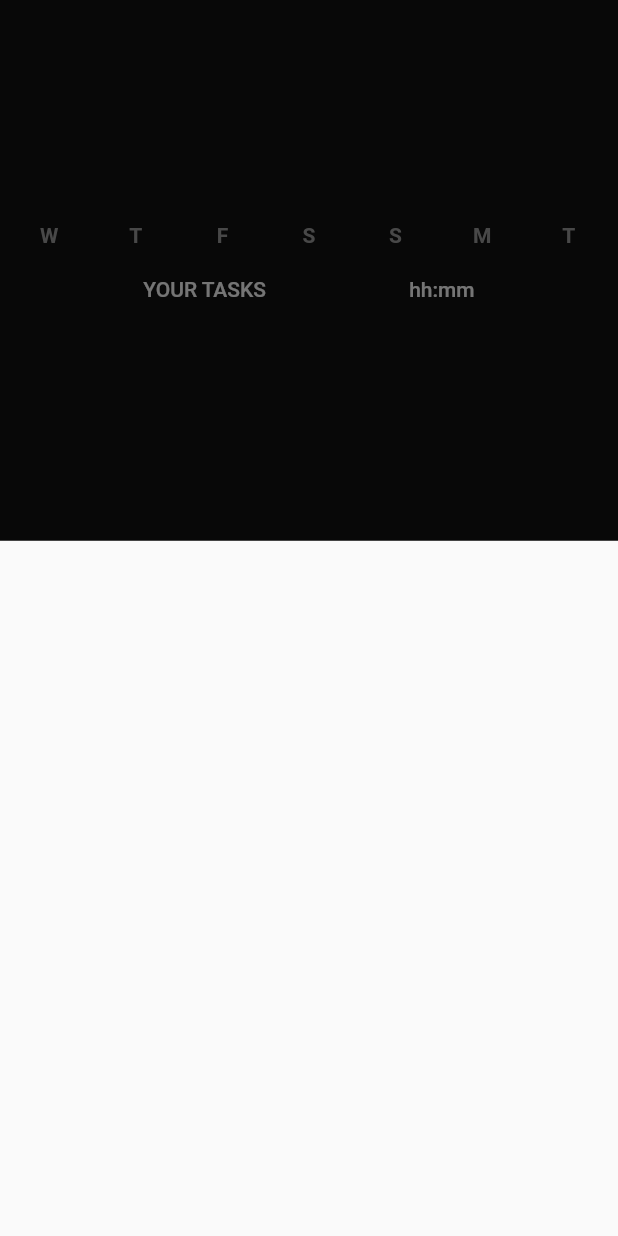
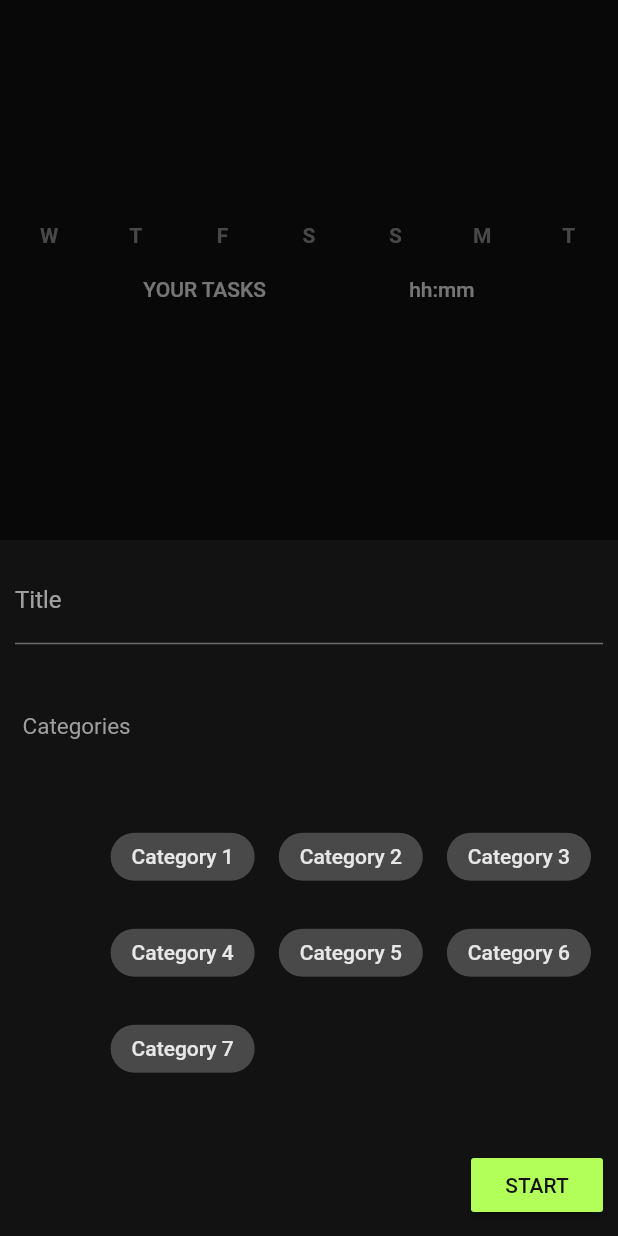
Before and after one commit to aaryak-shah/task_flow, a Flutter app: the TasksScreen screen opened directly, after a tap on the "add" icon, on a phone screen of 412 x 824 dp. Run offline on Flutter 3.47's test engine with Material 2 defaults, Android fonts, the phone set to English and light mode, and no system bars; drawn by our look-alikes of fl_chart; statements that could not run were skipped.

Commit message:
Added new task modal sheet

```diff
--- a/lib/main.dart
+++ b/lib/main.dart
@@ -17,6 +17,7 @@ class MyApp extends StatelessWidget {
       child: MaterialApp(
         title: 'Task Flow',
         theme: ThemeData(
+          brightness: Brightness.dark,
           primaryColor: Color(0xFF121212),
           accentColor: Colors.lightGreenAccent,
           appBarTheme: AppBarTheme(
--- a/lib/providers/tasks.dart
+++ b/lib/providers/tasks.dart
@@ -13,7 +13,7 @@ class Tasks with ChangeNotifier {
       isRunning: false,
       isPaused: true,
       latestPause: DateTime(2020, 7, 13, 10, 0, 0),
-      end: DateTime(2020, 7, 14, 10, 0, 0),
+      end: DateTime(2020, 7, 13, 10, 0, 0),
     ),
     Task(
       id: 't2',
--- a/lib/screens/tasks_screen.dart
+++ b/lib/screens/tasks_screen.dart
@@ -2,6 +2,7 @@ import 'package:flutter/material.dart';
 import 'package:provider/provider.dart';
 
 import '../widgets/chart.dart';
+import '../widgets/new_task.dart';
 import '../providers/tasks.dart';
 
 class TasksScreen extends StatefulWidget {
@@ -16,7 +17,7 @@ void showNewTaskForm(BuildContext context) {
       builder: (_) {
         return GestureDetector(
           onTap: () {},
-          child: Container(),
+          child: NewTask(),
           behavior: HitTestBehavior.opaque,
         );
       });
@@ -55,7 +56,8 @@ class _TasksScreenState extends State<TasksScreen> {
         ),
         backgroundColor: Color(0xFF252525),
         foregroundColor: Theme.of(context).accentColor,
-          onPressed: () => showNewTaskForm(context)),
+        onPressed: () => showNewTaskForm(context),
+      ),
     );
   }
 }
--- /dev/null
+++ b/lib/widgets/category_chip.dart
@@ -0,0 +1,55 @@
+import 'package:flutter/material.dart';
+
+class CategoryChips extends StatefulWidget {
+  final Function(List<String>) onSelectionChanged;
+  const CategoryChips(this.onSelectionChanged);
+
+  @override
+  _CategoryChipsState createState() => _CategoryChipsState();
+}
+
+class _CategoryChipsState extends State<CategoryChips> {
+  List<String> selectedChoices = List();
+
+  final List<String> categories = [
+    'Category 1',
+    'Category 2',
+    'Category 3',
+    'Category 4',
+    'Category 5',
+    'Category 6',
+    'Category 7'
+  ];
+
+  _buildChoiceList() {
+    List<Widget> choices = List();
+    categories.forEach((item) {
+      choices.add(Padding(
+        padding: const EdgeInsets.all(8.0),
+        child: ChoiceChip(
+          selectedColor: Theme.of(context).accentColor,
+          padding: EdgeInsets.all(6),
+          label: Text(item),
+          selected: selectedChoices.contains(item),
+          onSelected: (selected) {
+            setState(() {
+              selectedChoices.contains(item)
+                  ? selectedChoices.remove(item)
+                  : selectedChoices.add(item);
+              widget.onSelectionChanged(selectedChoices);
+            });
+          },
+        ),
+      ));
+    });
+    return choices;
+  }
+
+  @override
+  Widget build(BuildContext context) {
+    return Wrap(
+      alignment: WrapAlignment.spaceBetween,
+      children: _buildChoiceList(),
+    );
+  }
+}
--- a/lib/widgets/chart.dart
+++ b/lib/widgets/chart.dart
@@ -4,7 +4,6 @@ import 'package:intl/intl.dart';
 import 'package:provider/provider.dart';
 
 import '../providers/tasks.dart';
-
 
 class Chart extends StatefulWidget {
   @override
@@ -31,8 +30,8 @@ class ChartState extends State<Chart> {
       return {'day': index, 'time': total};
     }).reversed.toList();
 
-    final Duration totalTime = weekTasks
-        .fold(Duration(), (previousSum, day) => previousSum + day['time']);
+    final Duration totalTime = weekTasks.fold(
+        Duration(), (previousSum, day) => previousSum + day['time']);
 
     return AspectRatio(
       aspectRatio: 2.5,
--- a/lib/widgets/new_task.dart
+++ b/lib/widgets/new_task.dart
@@ -0,0 +1,73 @@
+import 'package:flutter/material.dart';
+import 'package:provider/provider.dart';
+
+import '../providers/tasks.dart';
+import './category_chip.dart';
+
+class NewTask extends StatefulWidget {
+  @override
+  _NewTaskState createState() => _NewTaskState();
+}
+
+class _NewTaskState extends State<NewTask> {
+  List<String> _selectedCategories = [];
+  final _formKey = GlobalKey<FormState>();
+  final _titleController = TextEditingController();
+
+  @override
+  Widget build(BuildContext context) {
+    return Container(
+      color: Theme.of(context).primaryColor,
+      padding: const EdgeInsets.all(10),
+      child: Form(
+        key: _formKey,
+        child: Column(
+          mainAxisAlignment: MainAxisAlignment.spaceBetween,
+          crossAxisAlignment: CrossAxisAlignment.end,
+          children: <Widget>[
+            TextFormField(
+              controller: _titleController,
+              decoration: InputDecoration(
+                labelText: 'Title',
+              ),
+            ),
+            Container(
+              height: 20,
+              margin: EdgeInsets.symmetric(vertical: 10, horizontal: 5),
+              child: Row(
+                children: <Widget>[
+                  Text(
+                    'Categories',
+                    style: TextStyle(
+                      color: Colors.grey,
+                      fontSize: 15,
+                    ),
+                  ),
+                ],
+              ),
+            ),
+            CategoryChips(
+              (selectedList) {
+                setState(() {
+                  _selectedCategories = selectedList;
+                });
+              },
+            ),
+            RaisedButton(
+              child: Text('START'),
+              color: Theme.of(context).accentColor,
+              textColor: Theme.of(context).primaryColor,
+              onPressed: () {
+                final tasks = Provider.of<Tasks>(context, listen: false);
+
+                tasks.addTask(DateTime.now().toString(), _titleController.text,
+                    DateTime.now(), _selectedCategories, [], null);
+                print(tasks.tasks[0].title);
+              },
+            )
+          ],
+        ),
+      ),
+    );
+  }
+}
```
Lines whose indentation alone changed are shown as unchanged.
